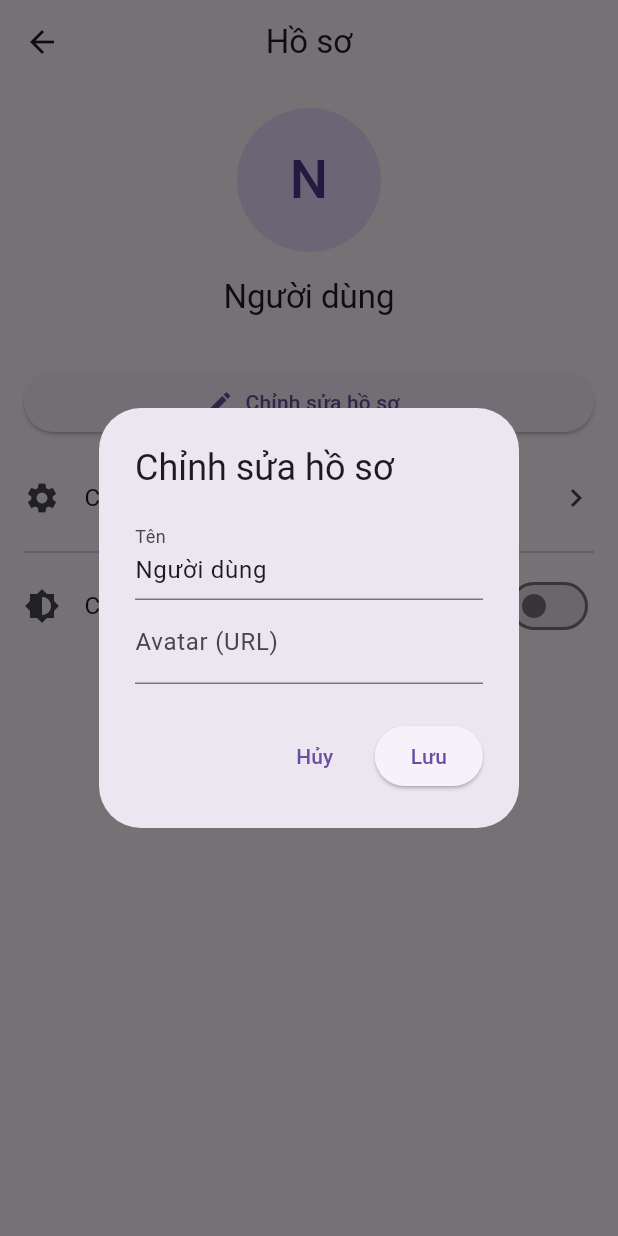
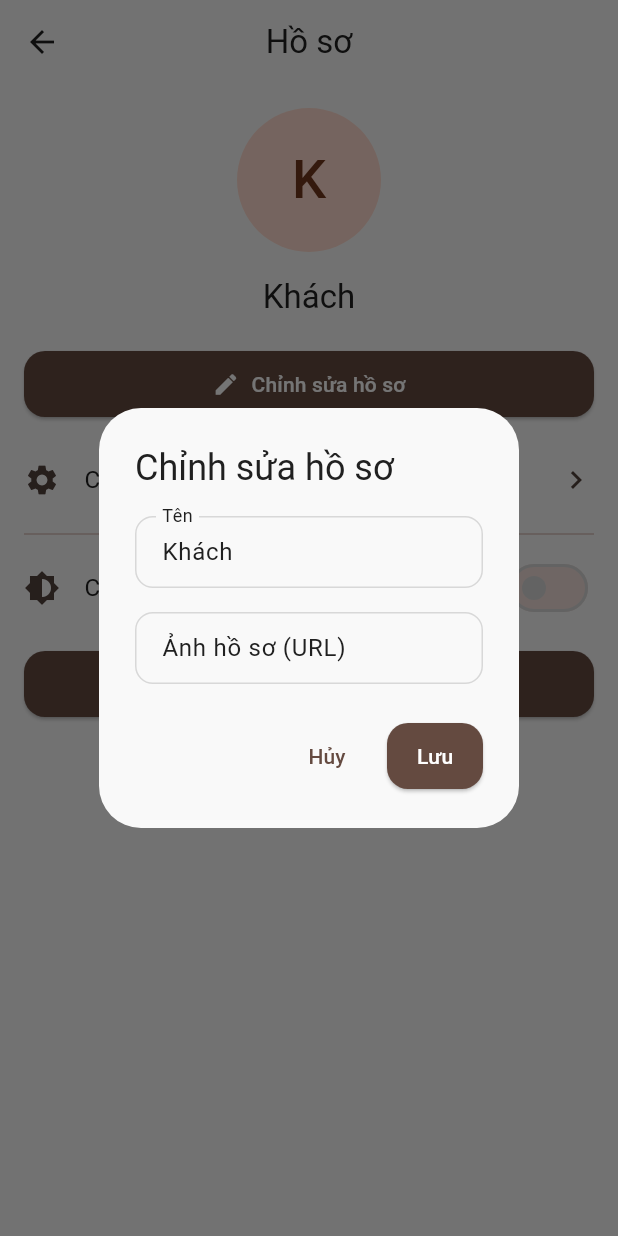
Before and after one commit to ZordDevzz/sky_book, a Flutter app: the ProfileScreen screen opened directly, after a tap on "Chỉnh sửa hồ sơ", on a phone screen of 412 x 824 dp. Run offline on Flutter 3.47's test engine with Material 3 defaults, Android fonts, the phone set to English and light mode, and no system bars; our stand-ins replace shared_preferences, sqflite; accounts and stored records are empty; statements that could not run were skipped.

Commit message:
Small fixes
+ Changed color schemes for both light / dark mode
+ Fixed languages map

```diff
--- a/lib/screens/profile/profile_provider.dart
+++ b/lib/screens/profile/profile_provider.dart
@@ -5,7 +5,7 @@ import '../../models/user.dart';
 import '../../repositories/user_repository.dart';
 
 class ProfileProvider with ChangeNotifier {
-  String name = 'Người dùng';
+  String name = 'Khách';
   String userId = '';
   String passwdHash = '';
   String? pfpUrl;
--- a/lib/screens/profile/profile_screen.dart
+++ b/lib/screens/profile/profile_screen.dart
@@ -43,8 +43,7 @@ class ProfileScreen extends StatelessWidget {
                 style: Theme.of(context).textTheme.titleLarge,
               ),
             ),
-            const SizedBox(height: 8),
-            const SizedBox(height: 24),
+            const SizedBox(height: 20),
             ElevatedButton.icon(
               icon: const Icon(Icons.edit),
               label: Text(lang.t('edit_profile')),
@@ -79,6 +78,18 @@ class ProfileScreen extends StatelessWidget {
                 },
               ),
             ),
+            const SizedBox(height: 12),
+            ElevatedButton(
+              onPressed: () {
+                ScaffoldMessenger.of(context).showSnackBar(
+                  SnackBar(
+                    content: const Text('Hẹn gặp lại !'),
+                    showCloseIcon: true,
+                  ),
+                );
+              },
+              child: Text(lang.t('logout')),
+            ),
           ],
         ),
       ),
@@ -103,11 +114,18 @@ class ProfileScreen extends StatelessWidget {
             children: [
               TextField(
                 controller: nameController,
-                decoration: InputDecoration(labelText: lang.t('name')),
+                decoration: InputDecoration(
+                  border: OutlineInputBorder(),
+                  labelText: lang.t('name'),
+                ),
               ),
+              const SizedBox(height: 16),
               TextField(
                 controller: avatarController,
-                decoration: InputDecoration(labelText: lang.t('avatar')),
+                decoration: InputDecoration(
+                  border: OutlineInputBorder(),
+                  labelText: lang.t('avatar'),
+                ),
               ),
             ],
           ),
--- a/lib/theme/language_provider.dart
+++ b/lib/theme/language_provider.dart
@@ -7,36 +7,42 @@ class LanguageProvider with ChangeNotifier {
 
   final Map<String, Map<String, String>> _localized = {
     'vi': {
+      // Navigation
       'shelf': 'Tủ sách',
       'leaderboard': 'BXH',
       'home': 'Trang chủ',
       'discover': 'Khám phá',
-      'avatar': 'Avatar (URL)',
       'profile': 'Hồ sơ',
+
+      // Profile props
+      'avatar': 'Ảnh hồ sơ (URL)',
       'settings': 'Cài đặt',
       'dark_mode': 'Chế độ nền tối',
       'language': 'Ngôn ngữ',
       'edit_profile': 'Chỉnh sửa hồ sơ',
       'name': 'Tên',
-      'email': 'Email',
       'save': 'Lưu',
       'cancel': 'Hủy',
+      'logout': 'Đăng xuất',
     },
     'en': {
+      // Navigation
       'shelf': 'Shelf',
       'leaderboard': 'Leaderboard',
       'home': 'Home',
       'discover': 'Discover',
+      'profile': 'Profile',
+
+      // Profile props
       'avatar': 'Avatar (URL)',
-      'profile': 'Profile',
       'settings': 'Settings',
       'dark_mode': 'Dark Mode',
       'language': 'Language',
       'edit_profile': 'Edit Profile',
       'name': 'Name',
-      'email': 'Email',
       'save': 'Save',
       'cancel': 'Cancel',
+      'logout': 'Log out',
     },
   };
 
--- a/lib/utils/ui/themes.dart
+++ b/lib/utils/ui/themes.dart
@@ -1,13 +1,130 @@
 import 'package:flutter/material.dart';
 
+// Caffeine color scheme
+const _lightPrimary = Color(0xFF644a40);
+const _lightSecondary = Color(0xFFffdfb5);
+const _lightBackground = Color(0xFFf9f9f9);
+const _lightCardBackground = Color(0xFFf9f9f9);
+const _lightMutedForeground = Color(0xFF646464);
+const _lightBorder = Color(0xFFd8d8d8);
+const _lightSurface = Color(0xFF202020);
+const _lightSecondaryForeground = Color(0xFF582d1d);
+
+const _darkPrimary = Color(0xFFffe0c2);
+const _darkSecondary = Color(0xFF393028);
+const _darkBackground = Color(0xFF111111);
+const _darkCardBackground = Color(0xFF191919);
+const _darkMutedForeground = Color(0xFFb4b4b4);
+const _darkBorder = Color(0xFF201e18);
+const _darkSurface = Color(0xFFeeeeee);
+const _darkSecondaryForeground = Color(0xFFffe0c2);
+
+final ColorScheme _lightColorScheme = ColorScheme.fromSeed(
+  seedColor: _lightPrimary,
+  brightness: Brightness.light,
+  primary: _lightPrimary,
+  secondary: _lightSecondary,
+  surface: _lightBackground,
+  onSurface: _lightSurface,
+  onSecondary: _lightSecondaryForeground,
+  outline: _lightBorder,
+);
+
+final ColorScheme _darkColorScheme = ColorScheme.fromSeed(
+  seedColor: _darkPrimary,
+  brightness: Brightness.dark,
+  primary: _darkPrimary,
+  secondary: _darkSecondary,
+  surface: _darkBackground,
+  onSurface: _darkSurface,
+  onSecondary: _darkSecondaryForeground,
+  outline: _darkBorder,
+);
+
 final ThemeData lightTheme = ThemeData(
-  primarySwatch: Colors.blue,
-  brightness: Brightness.light,
-  // Add other theme properties here
+  useMaterial3: true,
+  colorScheme: _lightColorScheme,
+  scaffoldBackgroundColor: _lightColorScheme.surface,
+  appBarTheme: AppBarTheme(
+    backgroundColor: _lightColorScheme.surface,
+    foregroundColor: _lightColorScheme.onSurface,
+    elevation: 0,
+    centerTitle: true,
+  ),
+  cardColor: _lightColorScheme.surface,
+  dividerColor: _lightColorScheme.outlineVariant,
+  elevatedButtonTheme: ElevatedButtonThemeData(
+    style: ElevatedButton.styleFrom(
+      backgroundColor: _lightColorScheme.primary,
+      foregroundColor: _lightColorScheme.onPrimary,
+      padding: const EdgeInsets.symmetric(horizontal: 16, vertical: 12),
+      shape: RoundedRectangleBorder(borderRadius: BorderRadius.circular(14)),
+    ),
+  ),
+  inputDecorationTheme: _inputDecoration(_lightColorScheme),
+  bottomNavigationBarTheme: BottomNavigationBarThemeData(
+    backgroundColor: _lightColorScheme.surface,
+    selectedItemColor: _lightColorScheme.primary,
+    unselectedItemColor: _lightMutedForeground,
+    type: BottomNavigationBarType.shifting,
+  ),
+  floatingActionButtonTheme: FloatingActionButtonThemeData(
+    backgroundColor: _lightColorScheme.secondary,
+    foregroundColor: _lightColorScheme.onSecondary,
+  ),
+  dialogTheme: DialogThemeData(backgroundColor: _lightCardBackground),
 );
 
 final ThemeData darkTheme = ThemeData(
-  primarySwatch: Colors.blue,
-  brightness: Brightness.dark,
-  // Add other theme properties here
+  useMaterial3: true,
+  colorScheme: _darkColorScheme,
+  scaffoldBackgroundColor: _darkColorScheme.surface,
+  appBarTheme: AppBarTheme(
+    backgroundColor: _darkColorScheme.surface,
+    foregroundColor: _darkColorScheme.onSurface,
+    elevation: 0,
+    centerTitle: true,
+  ),
+  cardColor: _darkColorScheme.surface,
+  dividerColor: _darkColorScheme.outlineVariant,
+  elevatedButtonTheme: ElevatedButtonThemeData(
+    style: ElevatedButton.styleFrom(
+      backgroundColor: _darkColorScheme.primary,
+      foregroundColor: _darkColorScheme.onPrimary,
+      padding: const EdgeInsets.symmetric(horizontal: 16, vertical: 12),
+      shape: RoundedRectangleBorder(borderRadius: BorderRadius.circular(14)),
+    ),
+  ),
+  inputDecorationTheme: _inputDecoration(_darkColorScheme),
+  bottomNavigationBarTheme: BottomNavigationBarThemeData(
+    backgroundColor: _darkColorScheme.surface,
+    selectedItemColor: _darkColorScheme.primary,
+    unselectedItemColor: _darkMutedForeground,
+    type: BottomNavigationBarType.shifting,
+  ),
+  floatingActionButtonTheme: FloatingActionButtonThemeData(
+    backgroundColor: _darkColorScheme.secondary,
+    foregroundColor: _darkColorScheme.onSecondary,
+  ),
+  dialogTheme: DialogThemeData(backgroundColor: _darkCardBackground),
 );
+
+InputDecorationTheme _inputDecoration(ColorScheme colorScheme) {
+  final border = OutlineInputBorder(
+    borderRadius: BorderRadius.circular(12),
+    borderSide: BorderSide(color: colorScheme.outline, width: 1),
+  );
+
+  return InputDecorationTheme(
+    filled: true,
+    fillColor: colorScheme.surface,
+    border: border,
+    enabledBorder: border,
+    focusedBorder: border.copyWith(
+      borderSide: BorderSide(color: colorScheme.primary, width: 1.4),
+    ),
+    labelStyle: TextStyle(color: colorScheme.onSurface),
+    hintStyle: TextStyle(color: colorScheme.onSurface),
+    contentPadding: const EdgeInsets.symmetric(horizontal: 14, vertical: 12),
+  );
+}
```
Also changed, not shown: 1 other file.
